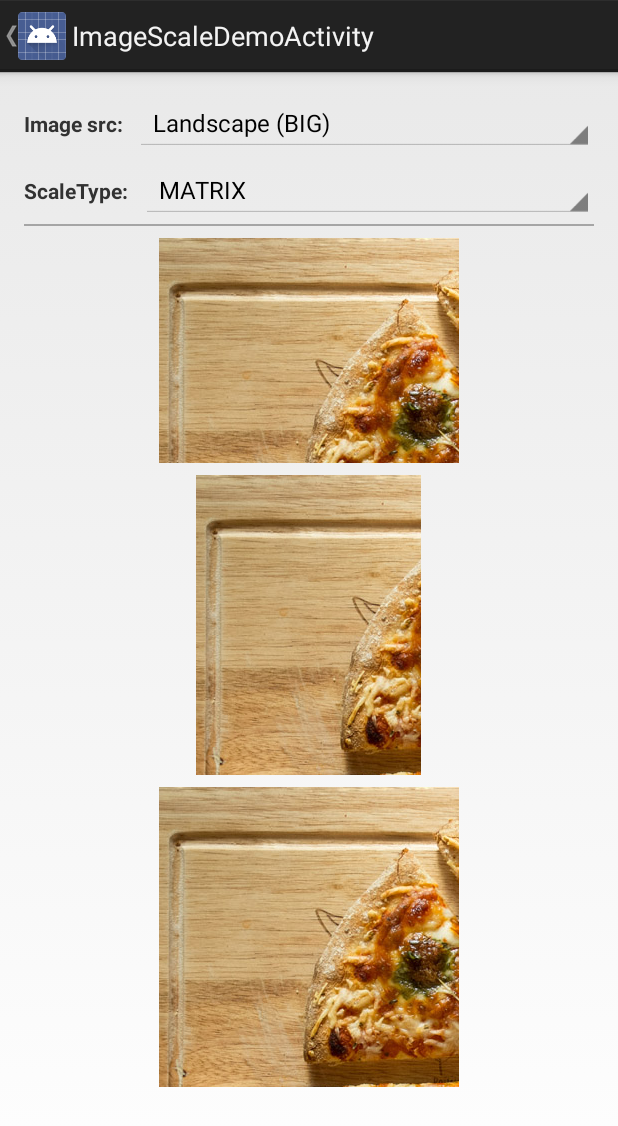
After one commit to luboganev/testground, an Android app: the ImageScaleDemoActivity screen opened directly, with no data from a screen before it, on a phone screen of 412 x 824 dp. The commit adds this screen. Shown: the top 1126 px of the screen. Run offline under Robolectric (Android 15) with nearby library versions, the phone set to English and light mode, and no system bars.

Commit message:
Added image scale demo

```diff
--- a/app/src/main/AndroidManifest.xml
+++ b/app/src/main/AndroidManifest.xml
@@ -3,16 +3,17 @@
     package="com.example.blogpostsplayground.app" >
 
     <application
+        android:name=".BlogPostsApplication"
         android:allowBackup="true"
         android:icon="@drawable/ic_launcher"
         android:label="@string/app_name"
-        android:theme="@style/AppTheme"
-        android:name=".BlogPostsApplication">
+        android:theme="@style/AppTheme" >
         <activity
             android:name=".MainActivity"
             android:label="@string/app_name" >
             <intent-filter>
                 <action android:name="android.intent.action.MAIN" />
+
                 <category android:name="android.intent.category.LAUNCHER" />
             </intent-filter>
         </activity>
@@ -28,6 +29,14 @@
             android:name=".AwsumActivity"
             android:label="@string/title_activity_awsum" >
         </activity>
+        <activity
+            android:name=".ImageScaleDemoActivity"
+            android:label="@string/title_activity_image_scale_demo"
+            android:parentActivityName=".MainActivity" >
+            <meta-data
+                android:name="android.support.PARENT_ACTIVITY"
+                android:value="com.example.blogpostsplayground.app.MainActivity" />
+        </activity>
     </application>
 
 </manifest>
--- /dev/null
+++ b/app/src/main/java/com/example/blogpostsplayground/app/ImageScaleDemoActivity.java
@@ -0,0 +1,85 @@
+package com.example.blogpostsplayground.app;
+
+import android.app.Activity;
+import android.content.res.TypedArray;
+import android.os.Bundle;
+import android.view.View;
+import android.widget.AdapterView;
+import android.widget.ImageView;
+import android.widget.Spinner;
+
+public class ImageScaleDemoActivity extends Activity {
+
+    private ImageView ivContainerLandscape;
+    private ImageView ivContainerPortrait;
+    private ImageView ivContainerSquare;
+    private Spinner spImageSource;
+    private Spinner spScaleType;
+
+    @Override
+    protected void onCreate(Bundle savedInstanceState) {
+        super.onCreate(savedInstanceState);
+        setContentView(R.layout.activity_image_scale_demo);
+
+        spImageSource = (Spinner) findViewById(R.id.sp_imageSource);
+        spScaleType = (Spinner) findViewById(R.id.sp_scaleType);
+        ivContainerLandscape = (ImageView) findViewById(R.id.iv_container_landscape);
+        ivContainerPortrait = (ImageView) findViewById(R.id.iv_container_portrait);
+        ivContainerSquare = (ImageView) findViewById(R.id.iv_container_square);
+
+        spImageSource.setOnItemSelectedListener(new AdapterView.OnItemSelectedListener() {
+            @Override
+            public void onItemSelected(AdapterView<?> parent, View view, int position, long id) {
+                TypedArray imgs = getResources().obtainTypedArray(R.array.array_scaleType_demo_images);
+                ivContainerLandscape.setImageResource(imgs.getResourceId(position, -1));
+                ivContainerPortrait.setImageResource(imgs.getResourceId(position, -1));
+                ivContainerSquare.setImageResource(imgs.getResourceId(position, -1));
+                imgs.recycle();
+            }
+
+            @Override
+            public void onNothingSelected(AdapterView<?> parent) {
+
+            }
+        });
+
+        spScaleType.setOnItemSelectedListener(new AdapterView.OnItemSelectedListener() {
+            @Override
+            public void onItemSelected(AdapterView<?> parent, View view, int position, long id) {
+                ivContainerLandscape.setScaleType(getScaleType(position));
+                ivContainerPortrait.setScaleType(getScaleType(position));
+                ivContainerSquare.setScaleType(getScaleType(position));
+            }
+
+            @Override
+            public void onNothingSelected(AdapterView<?> parent) {
+
+            }
+        });
+
+        spImageSource.setSelection(0);
+        spScaleType.setSelection(0);
+    }
+
+    private ImageView.ScaleType getScaleType(int type) {
+        switch (type) {
+            case 0:
+                return ImageView.ScaleType.MATRIX;
+            case 1:
+                return ImageView.ScaleType.FIT_XY;
+            case 2:
+                return ImageView.ScaleType.FIT_START;
+            case 3:
+                return ImageView.ScaleType.FIT_CENTER;
+            case 4:
+                return ImageView.ScaleType.FIT_END;
+            case 5:
+                return ImageView.ScaleType.CENTER;
+            case 6:
+                return ImageView.ScaleType.CENTER_CROP;
+            case 7:
+                return ImageView.ScaleType.CENTER_INSIDE;
+        }
+        return ImageView.ScaleType.CENTER_INSIDE;
+    }
+}
--- a/app/src/main/java/com/example/blogpostsplayground/app/MainActivity.java
+++ b/app/src/main/java/com/example/blogpostsplayground/app/MainActivity.java
@@ -40,5 +40,12 @@ public class MainActivity extends Activity {
                 startActivity(new Intent(MainActivity.this, HeadlessFragmentDemoActivity.class));
             }
         });
+
+        findViewById(R.id.btn_demoImageScaleType).setOnClickListener(new View.OnClickListener() {
+            @Override
+            public void onClick(View view) {
+                startActivity(new Intent(MainActivity.this, ImageScaleDemoActivity.class));
+            }
+        });
     }
 }
--- /dev/null
+++ b/app/src/main/res/layout/activity_image_scale_demo.xml
@@ -0,0 +1,94 @@
+<ScrollView xmlns:android="http://schemas.android.com/apk/res/android"
+    xmlns:tools="http://schemas.android.com/tools"
+    android:layout_width="match_parent"
+    android:layout_height="match_parent"
+    android:orientation="vertical"
+    tools:context="com.example.blogpostsplayground.app.ImageScaleDemoActivity">
+
+    <LinearLayout
+        android:layout_width="match_parent"
+        android:layout_height="wrap_content"
+        android:orientation="vertical"
+        android:paddingBottom="@dimen/activity_vertical_margin"
+        android:paddingLeft="@dimen/activity_horizontal_margin"
+        android:paddingRight="@dimen/activity_horizontal_margin"
+        android:paddingTop="@dimen/activity_vertical_margin">
+
+        <LinearLayout
+            android:layout_width="match_parent"
+            android:layout_height="wrap_content"
+            android:orientation="horizontal">
+
+            <TextView
+                android:layout_width="wrap_content"
+                android:layout_height="wrap_content"
+                android:layout_gravity="center_vertical"
+                android:layout_marginRight="8dp"
+                android:text="Image src:"
+                android:textAppearance="?android:textAppearanceSmall"
+                android:textStyle="bold" />
+
+            <Spinner
+                android:id="@+id/sp_imageSource"
+                android:layout_width="0dp"
+                android:layout_height="wrap_content"
+                android:layout_weight="1"
+                android:entries="@array/array_scaleType_demo_images_labels" />
+
+        </LinearLayout>
+
+        <LinearLayout
+            android:layout_width="match_parent"
+            android:layout_height="wrap_content"
+            android:orientation="horizontal"
+            android:layout_marginTop="8dp">
+
+            <TextView
+                android:layout_width="wrap_content"
+                android:layout_height="wrap_content"
+                android:layout_marginRight="8dp"
+                android:text="ScaleType:"
+                android:textAppearance="?android:textAppearanceSmall"
+                android:textStyle="bold"
+                android:layout_gravity="center_vertical"/>
+
+            <Spinner
+                android:id="@+id/sp_scaleType"
+                android:layout_width="0dp"
+                android:layout_height="wrap_content"
+                android:layout_weight="1"
+                android:entries="@array/array_scaleType_demo_scaleTypes_labels" />
+        </LinearLayout>
+
+        <View
+            android:layout_width="match_parent"
+            android:layout_height="1dp"
+            android:layout_marginTop="4dp"
+            android:background="#4D000000" />
+
+        <ImageView
+            android:id="@+id/iv_container_landscape"
+            android:layout_width="200dp"
+            android:layout_height="150dp"
+            android:layout_gravity="center_horizontal"
+            android:layout_marginTop="8dp"
+            android:background="#80000000" />
+
+        <ImageView
+            android:id="@+id/iv_container_portrait"
+            android:layout_width="150dp"
+            android:layout_height="200dp"
+            android:layout_gravity="center_horizontal"
+            android:layout_marginTop="8dp"
+            android:background="#80000000" />
+
+        <ImageView
+            android:id="@+id/iv_container_square"
+            android:layout_width="200dp"
+            android:layout_height="200dp"
+            android:layout_gravity="center_horizontal"
+            android:layout_marginTop="8dp"
+            android:background="#80000000" />
+    </LinearLayout>
+
+</ScrollView>
--- a/app/src/main/res/layout/activity_main.xml
+++ b/app/src/main/res/layout/activity_main.xml
@@ -40,4 +40,12 @@
         android:layout_marginTop="8dp"
         android:text="@string/main_button_headlessfragmentdemo" />
 
+    <Button
+        android:id="@+id/btn_demoImageScaleType"
+        android:layout_width="wrap_content"
+        android:layout_height="wrap_content"
+        android:layout_gravity="center_horizontal"
+        android:layout_marginTop="8dp"
+        android:text="@string/main_button_imagescaledemo" />
+
 </LinearLayout>
--- /dev/null
+++ b/app/src/main/res/values/arrays.xml
@@ -0,0 +1,29 @@
+<?xml version="1.0" encoding="utf-8"?>
+<resources>
+    <array name="array_scaleType_demo_images">
+        <item>@drawable/img_scaletype_demo_landscape</item>
+        <item>@drawable/img_scaletype_demo_portrait</item>
+        <item>@drawable/img_scaletype_demo_square</item>
+        <item>@drawable/img_scaletype_demo_landscape_small</item>
+        <item>@drawable/img_scaletype_demo_portrait_small</item>
+        <item>@drawable/img_scaletype_demo_square_small</item>
+    </array>
+    <string-array name="array_scaleType_demo_images_labels">
+        <item>Landscape (BIG)</item>
+        <item>Portrait (BIG)</item>
+        <item>Square (BIG)</item>
+        <item>Landscape (SMALL)</item>
+        <item>Portrait (SMALL)</item>
+        <item>Square (SMALL)</item>
+    </string-array>
+    <string-array name="array_scaleType_demo_scaleTypes_labels">
+        <item>MATRIX</item>
+        <item>FIT_XY</item>
+        <item>FIT_START</item>
+        <item>FIT_CENTER</item>
+        <item>FIT_END</item>
+        <item>CENTER</item>
+        <item>CENTER_CROP</item>
+        <item>CENTER_INSIDE</item>
+    </string-array>
+</resources>
--- a/app/src/main/res/values/strings.xml
+++ b/app/src/main/res/values/strings.xml
@@ -9,5 +9,9 @@
     <string name="main_button_intent_builder">Start Activity through the Intent Builder</string>
     <string name="main_button_broadcastdemo">Local broadcast demo</string>
     <string name="main_button_headlessfragmentdemo">Headless fragment demo</string>
+    <string name="title_activity_image_scale_demo">ImageScaleDemoActivity</string>
+    <string name="hello_world">Hello world!</string>
+    <string name="action_settings">Settings</string>
+    <string name="main_button_imagescaledemo">ImageView ScaleType Demo</string>
 
 </resources>
```
Also changed, not shown: app/src/main/res/drawable-nodpi/img_scaletype_demo_landscape.jpg (added), app/src/main/res/drawable-nodpi/img_scaletype_demo_landscape_small.jpg (added), app/src/main/res/drawable-nodpi/img_scaletype_demo_portrait.jpg (added), app/src/main/res/drawable-nodpi/img_scaletype_demo_portrait_small.jpg (added), app/src/main/res/drawable-nodpi/img_scaletype_demo_square.jpg (added), app/src/main/res/drawable-nodpi/img_scaletype_demo_square_small.jpg (added).
